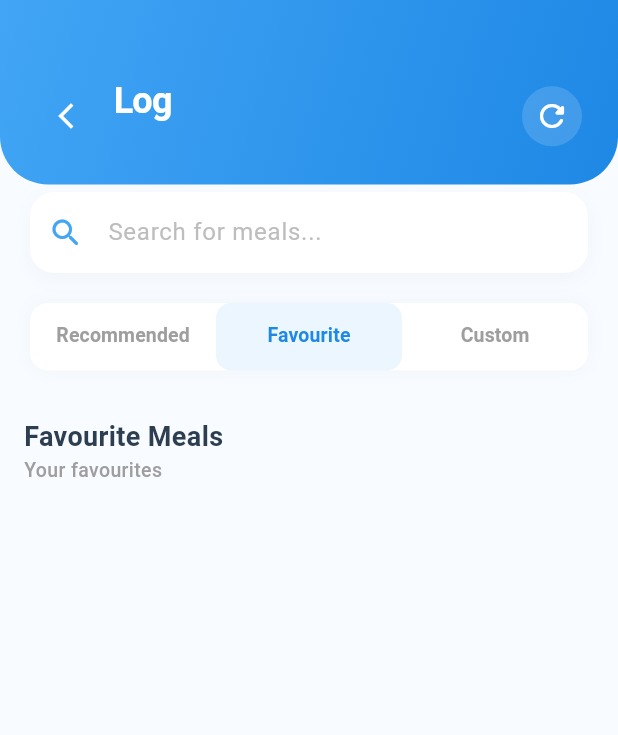
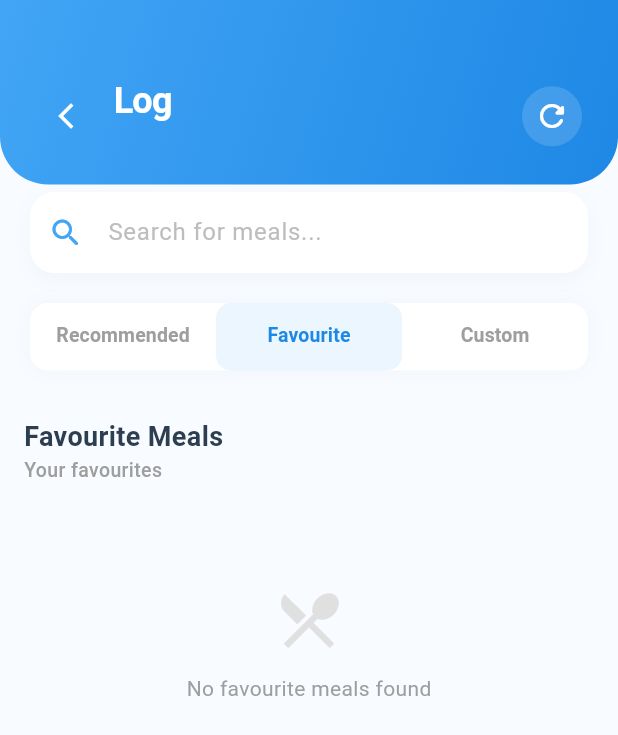
Before and after one commit to MK-0406/meal_logging, a Flutter app: the MealLogPage screen opened directly with empty values, tab 2 chosen, on a phone screen of 412 x 824 dp. Shown: the top 735 px of the screen. Run offline on Flutter 3.47's test engine with Material 3 defaults, Android fonts, the phone set to English and light mode, and no system bars; our stand-ins replace cloud_firestore, firebase_auth, firebase_core, fl_chart, flutter_local_notifications, flutter_markdown and 3 more; missing offline and left inert: android_alarm_manager_plus, firebase_ml_model_downloader, tflite_flutter; accounts and stored records are empty.

Commit message:
Update: Add no fav meals found

```diff
--- a/lib/user/log_meals.dart
+++ b/lib/user/log_meals.dart
@@ -313,7 +313,7 @@ class _MealLogPageState extends State<MealLogPage>
                                     },
                                     onMealLiked: () {
                                       _loadFavMeals(); // Refresh favourites
-                                  }
+                                    },
                                   ),
                                 ],
                               ),
@@ -332,7 +332,29 @@ class _MealLogPageState extends State<MealLogPage>
                                     'Your favourites',
                                   ),
                                   const SizedBox(height: 16),
-                                  _buildMealList(_favMeals),
+                                  _favMeals.isEmpty
+                                      ? Container(
+                                          padding: const EdgeInsets.all(20),
+                                          child: Column(
+                                            children: [
+                                              const SizedBox(height: 30),
+                                              Icon(
+                                                Icons.restaurant_menu,
+                                                size: 48,
+                                                color: Colors.grey[300],
+                                              ),
+                                              const SizedBox(height: 12),
+                                              const Text(
+                                                'No favourite meals found',
+                                                style: TextStyle(
+                                                  color: Colors.grey,
+                                                  fontSize: 14,
+                                                ),
+                                              ),
+                                            ],
+                                          ),
+                                        )
+                                      : _buildMealList(_favMeals),
                                 ],
                               ),
                             ),
@@ -888,9 +910,9 @@ class _MealLogPageState extends State<MealLogPage>
                                     amountSelect = double.parse(s['grams']);
                                     _totalAmountController.text =
                                         (amountSelect *
-                                                    int.parse(
-                                                      _quantityController.text,
-                                                    ))
+                                                int.parse(
+                                                  _quantityController.text,
+                                                ))
                                             .toString();
                                   }
                                 }),
@@ -976,7 +998,9 @@ class _MealLogPageState extends State<MealLogPage>
                           value: custom,
                           onChanged: (val) {
                             setDialogState(() {
-                              if (servings != null && servings.isNotEmpty && !custom) {
+                              if (servings != null &&
+                                  servings.isNotEmpty &&
+                                  !custom) {
                                 custom = val ?? false;
                                 select = custom ? false : select;
                                 double amount = custom
```
